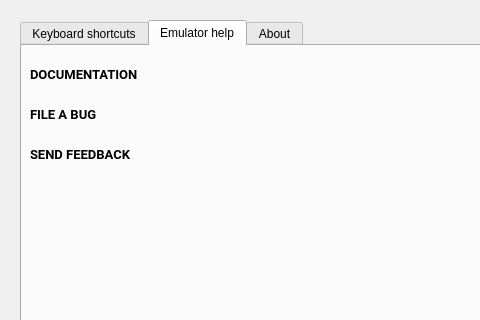
Before: the Qt Designer form android/skin/qt/extended-pages/help-page.ui in aosp-mirror/platform_external_qemu, drawn with Qt 5; both pictures show x 0 to 480 and y 0 to 320 of the 622 by 580 pixel window.
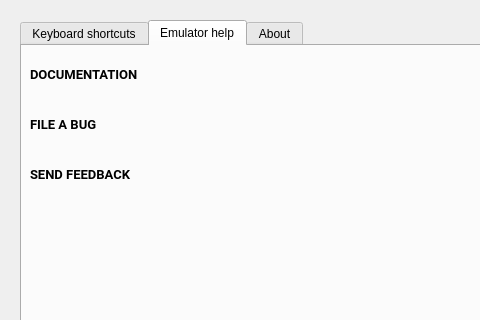
After: the same form once the commit is applied. The open tabs and pages were chosen to show the change.

Patch:
```diff
--- a/android/skin/qt/extended-pages/help-page.ui
+++ b/android/skin/qt/extended-pages/help-page.ui
@@ -127,7 +127,7 @@
      <property name="geometry">
       <rect>
        <x>4</x>
-       <y>50</y>
+       <y>60</y>
        <width>145</width>
        <height>36</height>
       </rect>
@@ -157,7 +157,7 @@
      <property name="geometry">
       <rect>
        <x>4</x>
-       <y>90</y>
+       <y>110</y>
        <width>145</width>
        <height>36</height>
       </rect>
```
Left out of the diff: 24 changed lines with no effect on the pictures.
